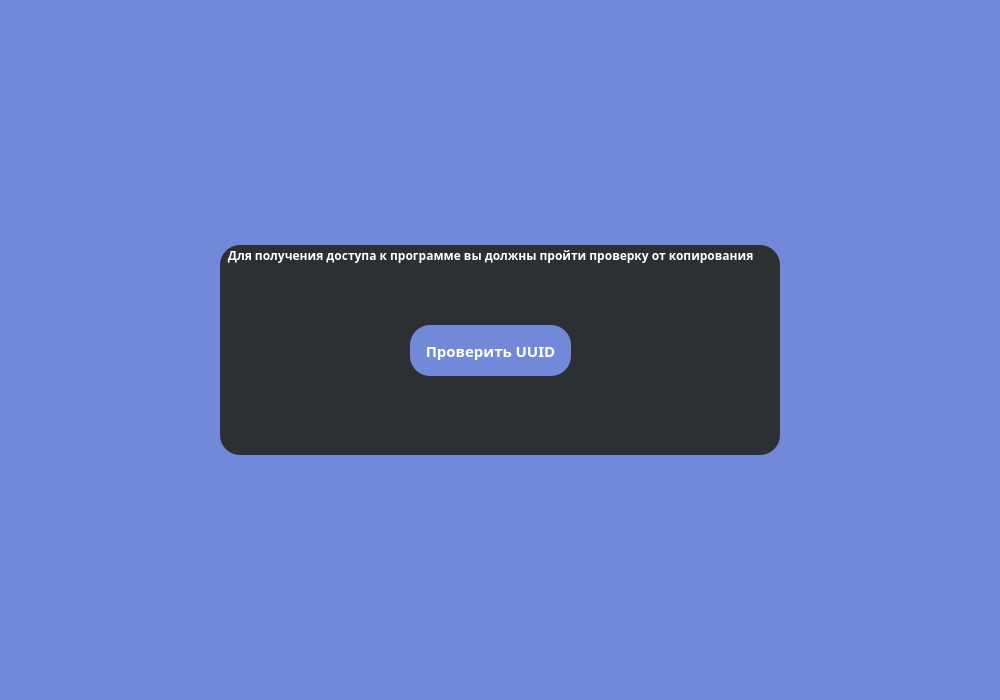
Above: uuid.ui from Proto999/authgui before the change. Below: the same form after it.
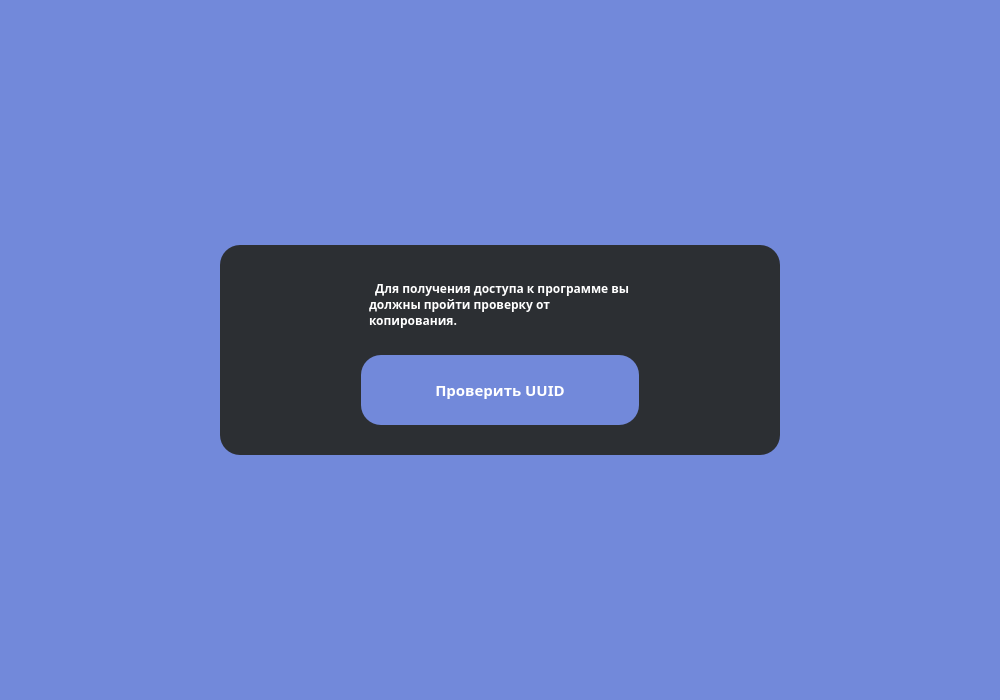
That is the form after the change. Icons and pictures are not drawn.

What changed in the file:
```diff
--- a/uuid.ui
+++ b/uuid.ui
@@ -27,7 +27,9 @@
    <string>Проверка от копирования</string>
   </property>
   <property name="styleSheet">
-   <string notr="true">background-color: rgb(114, 137, 218);</string>
+   <string notr="true">background-color: rgb(114, 137, 218);
+border: none;
+padding: 5px;</string>
   </property>
   <widget class="QWidget" name="centralwidget">
    <layout class="QHBoxLayout" name="horizontalLayout">
@@ -72,16 +74,68 @@
 </string>
       </property>
       <property name="title">
-       <string>  Для получения доступа к программе вы должны пройти проверку от копирования</string>
+       <string/>
       </property>
+      <layout class="QGridLayout" name="gridLayout">
+       <item row="1" column="0">
+        <spacer name="horizontalSpacer_3">
+         <property name="orientation">
+          <enum>Qt::Horizontal</enum>
+         </property>
+         <property name="sizeHint" stdset="0">
+          <size>
+           <width>40</width>
+           <height>20</height>
+          </size>
+         </property>
+        </spacer>
+       </item>
+       <item row="4" column="1">
+        <spacer name="verticalSpacer">
+         <property name="orientation">
+          <enum>Qt::Vertical</enum>
+         </property>
+         <property name="sizeHint" stdset="0">
+          <size>
+           <width>20</width>
+           <height>40</height>
+          </size>
+         </property>
+        </spacer>
+       </item>
+       <item row="2" column="1">
+        <spacer name="verticalSpacer_3">
+         <property name="orientation">
+          <enum>Qt::Vertical</enum>
+         </property>
+         <property name="sizeHint" stdset="0">
+          <size>
+           <width>20</width>
+           <height>40</height>
+          </size>
+         </property>
+        </spacer>
+       </item>
+       <item row="0" column="1">
+        <spacer name="verticalSpacer_2">
+         <property name="orientation">
+          <enum>Qt::Vertical</enum>
+         </property>
+         <property name="sizeHint" stdset="0">
+          <size>
+           <width>20</width>
+           <height>40</height>
+          </size>
+         </property>
+        </spacer>
+       </item>
+       <item row="3" column="1">
       <widget class="QPushButton" name="pushButton">
-       <property name="geometry">
-        <rect>
-         <x>190</x>
-         <y>80</y>
-         <width>161</width>
-         <height>51</height>
-        </rect>
+         <property name="minimumSize">
+          <size>
+           <width>250</width>
+           <height>70</height>
+          </size>
        </property>
        <property name="font">
         <font>
@@ -99,6 +153,41 @@
         <string>Проверить UUID</string>
        </property>
       </widget>
+       </item>
+       <item row="1" column="1">
+        <widget class="QLabel" name="label">
+         <property name="font">
+          <font>
+           <family>gg sans</family>
+           <pointsize>9</pointsize>
+           <bold>true</bold>
+          </font>
+         </property>
+         <property name="text">
+          <string>  Для получения доступа к программе вы должны пройти проверку от копирования.</string>
+         </property>
+         <property name="scaledContents">
+          <bool>false</bool>
+         </property>
+         <property name="wordWrap">
+          <bool>true</bool>
+         </property>
+        </widget>
+       </item>
+       <item row="1" column="2">
+        <spacer name="horizontalSpacer_4">
+         <property name="orientation">
+          <enum>Qt::Horizontal</enum>
+         </property>
+         <property name="sizeHint" stdset="0">
+          <size>
+           <width>40</width>
+           <height>20</height>
+          </size>
+         </property>
+        </spacer>
+       </item>
+      </layout>
      </widget>
     </item>
     <item>
```
Left out of the diff: 9 changed lines with no effect on the pictures. Lines whose indentation alone changed are shown as unchanged.
